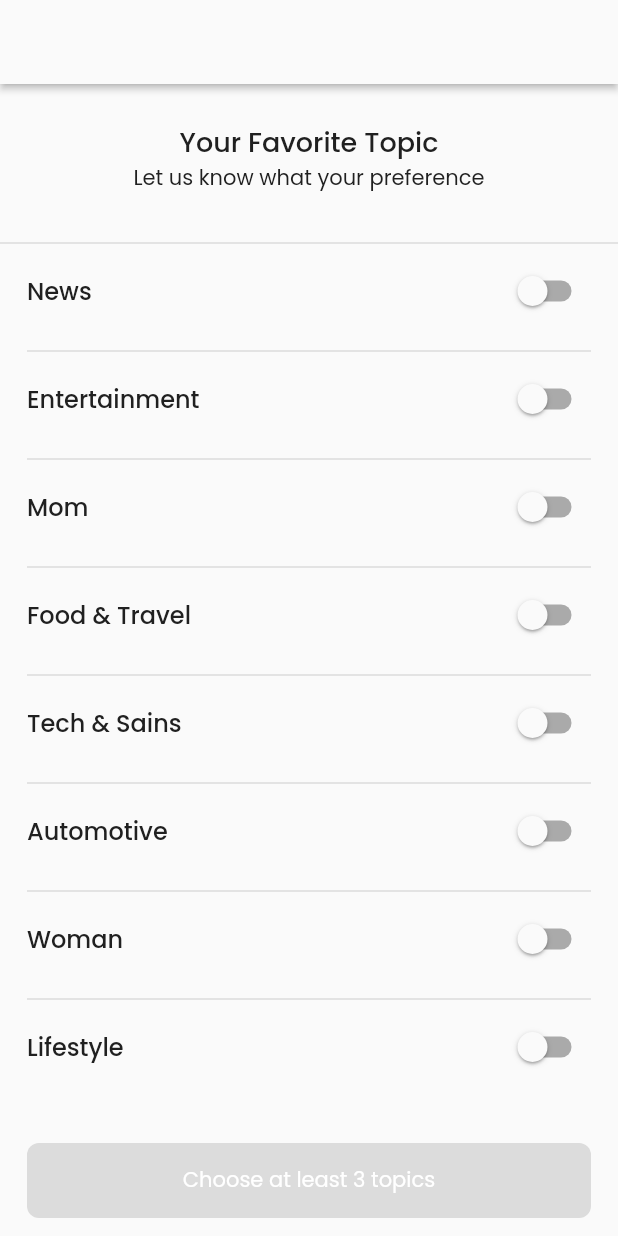
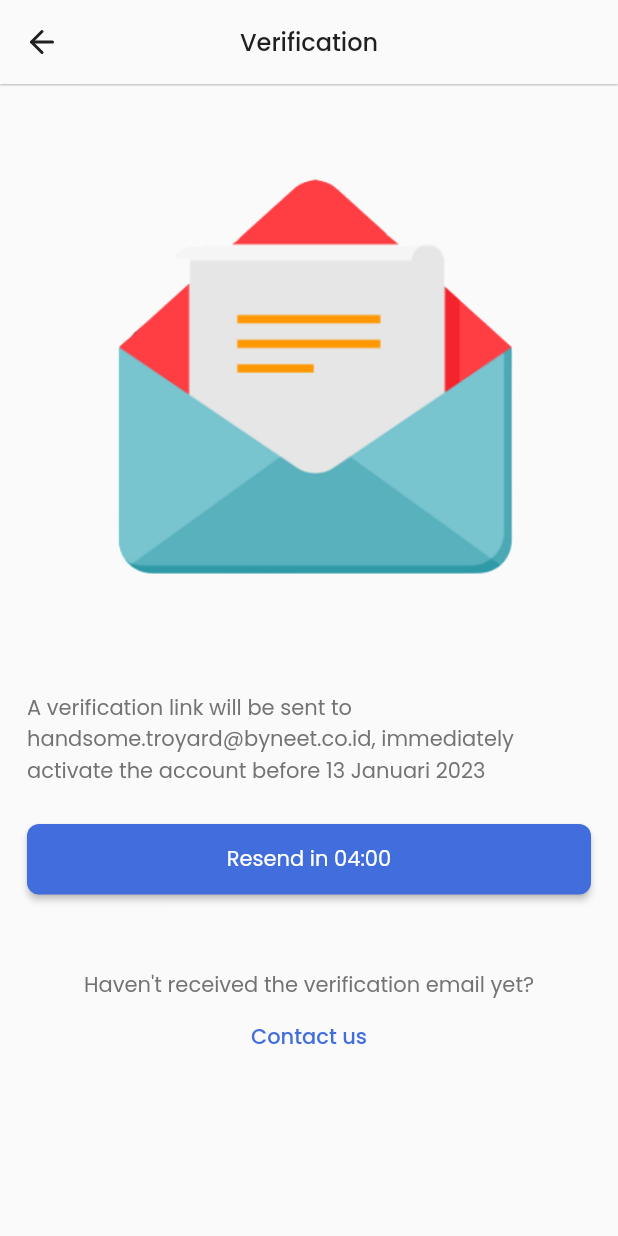
Before and after one commit to dickyrey/kumparan_clone, a Flutter app: the screen it shows after launch, on a phone screen of 412 x 824 dp. Run offline on Flutter 3.47's test engine with Material 2 defaults, Android fonts, the phone set to English and light mode, and no system bars; our stand-ins replace dartz, dots_indicator, equatable, flutter_bloc, flutter_feather_icons, flutter_spinkit and 6 more; generated files the repository leaves out were written again.

Commit message:
Email Verification Page

```diff
--- a/lib/l10n/app_en.arb
+++ b/lib/l10n/app_en.arb
@@ -1,9 +1,11 @@
 {
+  "a_verification_link_will_be_sent_to": "A verification link will be sent to",
   "already_have_an_account": "Already have an Account?",
   "applies_to_you": "applies to you",
   "by_registering_logging_into_kumparan_you_agree_to_that": "By registering / logging into kumparan, you agree to that",
   "choose_at_least_3_topics": "Choose at least 3 topics",
   "close": "Close",
+  "contact_us": "Contact us",
   "create_an_account": "Create an Account",
   "data_is_too_short": "Data is too short",
   "email": "Email",
@@ -11,7 +13,9 @@
   "google": "Google",
   "gratz_you_are_already_registered_check_your_email_for_verification": "Gratz! You are already registered. Check your email for verification.",
   "have_an_account": "Have an Account",
+  "havent_received_the_verification_email_yet": "Haven't received the verification email yet?",
   "i_am_sorry_but_there_was_a_problem_with_the_system_please_try_again_later": "I am sorry, but there was a problem with the system. Please try again later.",
+  "immediately_activate_the_account_before": "immediately activate the account before",
   "invalid_email_address_format": "Invalid email address format",
   "invalid_phone_number_format": "Invalid phone number format",
   "let_us_know_what_your_preference": "Let us know what your preference",
@@ -26,8 +30,10 @@
   "please_enter_your_phone_number": "Please enter your phone number",
   "register": "Register",
   "register_first_so_you_can_comment_create_content_subscribe_to_kumparanplus_and_set_notifications_for_your_favorite_content_come_on": "Register first so you can comment, create content, subscribe to KumparanPLUS and set notifications for your favorite content. Come on!",
+  "resend_in": "Resend in",
   "skip": "Skip",
   "terms_and_privacy_policy": "Terms and Privacy Policy",
+  "verification": "Verification",
   "yikes_it_looks_like_your_email_has_been_registered": "Yikes! It looks like your email has been registered.",
   "you_can_only_use_numbers": "You can only use numbers",
   "you_can_reset_it_on_the_notification_settings_page": "You can reset it on the notification settings page",
--- a/lib/src/common/const.dart
+++ b/lib/src/common/const.dart
@@ -1,4 +1,3 @@
-
 const double SPACE8 = 8.0;
 const double SPACE12 = 12.0;
 const double SPACE15 = 15.0;
@@ -8,8 +7,12 @@ const double RADIUS = 8.0;
 const double MARGIN = 18.0;
 
 class CustomIcons {
+  // SVG Assets
   static const String facebook = 'assets/facebook.svg';
   static const String google = 'assets/google.svg';
+
+  // PNG Assets
+  static const String mail = 'assets/mail.png';
 }
 
 class ExceptionMessage {
--- a/lib/src/common/routes.dart
+++ b/lib/src/common/routes.dart
@@ -4,3 +4,4 @@ const String SPLASH = '/';
 const String INTEREST = '/interest';
 const String ON_BOARDING = '/on_boarding';
 const String REGISTER = '/register';
+const String EMAIL_VERIFICATION = '/email_verification';
--- /dev/null
+++ b/lib/src/presentation/pages/email_verification_page.dart
@@ -0,0 +1,81 @@
+import 'package:flutter/material.dart';
+import 'package:flutter_feather_icons/flutter_feather_icons.dart';
+import 'package:flutter_gen/gen_l10n/app_localizations.dart';
+import 'package:kumparan_clone/src/common/const.dart';
+import 'package:kumparan_clone/src/presentation/widgets/elevated_button_widget.dart';
+
+class EmailVerificationPage extends StatelessWidget {
+  const EmailVerificationPage({super.key});
+
+  @override
+  Widget build(BuildContext context) {
+    var mockEmail = 'handsome.troyard@byneet.co.id';
+    var mockDate = '13 Januari 2023';
+
+    final theme = Theme.of(context);
+    final lang = AppLocalizations.of(context)!;
+
+    return Scaffold(
+      appBar: _appBar(context),
+      body: Padding(
+        padding: const EdgeInsets.all(MARGIN),
+        child: Column(
+          children: [
+            Expanded(flex: 8, child: Image.asset(CustomIcons.mail)),
+            const SizedBox(height: SPACE25),
+            Text(
+              '${lang.a_verification_link_will_be_sent_to} $mockEmail, ${lang.immediately_activate_the_account_before} $mockDate',
+              style: theme.textTheme.subtitle1,
+            ),
+            const SizedBox(height: SPACE25),
+            ElevatedButtonWidget(
+              onTap: () {
+                //TODO(dickyrey): Resend Email Verification Link
+              },
+              // TODO(dickyrey): create a expired timer
+              label: '${lang.resend_in} 04:00',
+            ),
+            const SizedBox(height: SPACE50),
+            Text(
+              lang.havent_received_the_verification_email_yet,
+              style: theme.textTheme.subtitle1,
+            ),
+            TextButton(
+              onPressed: () {
+                // TODO(dickyrey): Navigate to Call Center
+              },
+              child: Text(
+                lang.contact_us,
+                style: theme.textTheme.headline4?.copyWith(
+                  color: theme.primaryColor,
+                ),
+              ),
+            ),
+            const Expanded(flex: 2, child: SizedBox()),
+          ],
+        ),
+      ),
+    );
+  }
+
+  AppBar _appBar(BuildContext context) {
+    final theme = Theme.of(context);
+    final lang = AppLocalizations.of(context)!;
+
+    return AppBar(
+      backgroundColor: theme.backgroundColor,
+      elevation: .5,
+      leading: IconButton(
+        onPressed: () => Navigator.pop(context),
+        icon: Icon(
+          FeatherIcons.arrowLeft,
+          color: theme.iconTheme.color,
+        ),
+      ),
+      title: Text(
+        lang.verification,
+        style: theme.textTheme.headline3,
+      ),
+    );
+  }
+}
--- a/lib/src/presentation/pages/splash_page.dart
+++ b/lib/src/presentation/pages/splash_page.dart
@@ -16,7 +16,7 @@ class _SplashPageState extends State<SplashPage> {
       const Duration(seconds: 2),
       () => Navigator.pushNamedAndRemoveUntil(
         context,
-        INTEREST,
+        EMAIL_VERIFICATION,
         (Route<dynamic> route) => false,
       ),
     );
--- a/lib/src/utilities/route_generator.dart
+++ b/lib/src/utilities/route_generator.dart
@@ -1,5 +1,6 @@
 import 'package:flutter/material.dart';
 import 'package:kumparan_clone/src/common/routes.dart';
+import 'package:kumparan_clone/src/presentation/pages/email_verification_page.dart';
 import 'package:kumparan_clone/src/presentation/pages/interest_page.dart';
 import 'package:kumparan_clone/src/presentation/pages/on_boarding_page.dart';
 import 'package:kumparan_clone/src/presentation/pages/register_page.dart';
@@ -26,10 +27,10 @@ class RouteGenerator {
         return MaterialPageRoute(
           builder: (_) => const RegisterPage(),
         );
-      // case SIGN_IN:
-      //   return MaterialPageRoute(
-      //     builder: (_) => const SignInPage(),
-      //   );
+      case EMAIL_VERIFICATION:
+        return MaterialPageRoute(
+          builder: (_) => const EmailVerificationPage(),
+        );
       // case SIGN_UP:
       //   return MaterialPageRoute(
       //     builder: (_) => const SignUpPage(),
```
Also changed, not shown: assets/mail.png (added).
